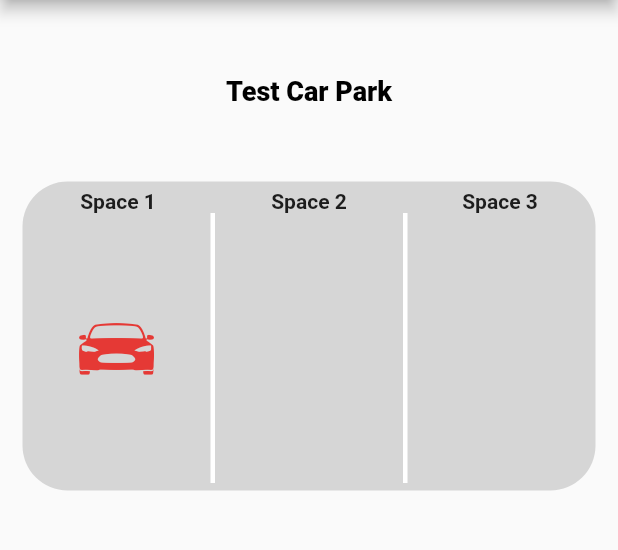
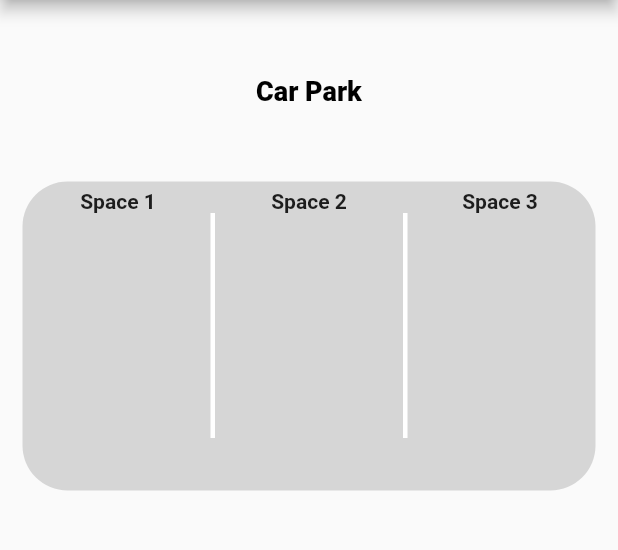
Before and after one commit to Enisco/park_monitor_app, a Flutter app: the screen it shows after launch, on a phone screen of 412 x 824 dp, the part 84-634 px from its top. Run offline on Flutter 3.47's test engine with Material 2 defaults, Android fonts, the phone set to English and light mode, and no system bars; our stand-ins replace get; missing offline and left inert: mqtt_client.

Commit message:
app completed

```diff
--- a/lib/main.dart
+++ b/lib/main.dart
@@ -4,7 +4,7 @@ import 'package:park_monitor_app/parks/view.dart';
 import 'package:get/get.dart';
 
 void main() {
-  final controller = Get.put(ParkingPageController());
+  final controller = Get.put(ParkingController());
   controller.mqttConnect();
   runApp(const MyApp());
 }
@@ -14,8 +14,8 @@ class MyApp extends StatelessWidget {
 
   @override
   Widget build(BuildContext context) {
-    return MaterialApp(
-      title: 'Flutter Demo',
+    return GetMaterialApp(
+      title: 'Car park monitoring system',
       debugShowCheckedModeBanner: false,
       theme: ThemeData(
         primarySwatch: Colors.purple,
--- a/lib/parks/controller.dart
+++ b/lib/parks/controller.dart
@@ -4,9 +4,22 @@ import 'package:mqtt_client/mqtt_server_client.dart';
 import 'dart:async';
 import 'dart:io';
 import 'package:mqtt_client/mqtt_client.dart';
-import 'package:park_monitor_app/variables_constant.dart';
 
-class ParkingPageController extends GetxController {
+class ParkingController extends GetxController {
+  String commandMessage = "";
+  int commandDigit = 0;
+  var receivedMessage = '000';
+  List<bool> spacesStates = [false, false, false];
+
+  /// MQTT EMQX Credentials
+  final client = MqttServerClient.withPort(
+      'broker.emqx.io', 'parkingsystem_client1', 1883);
+  var pongCount = 0, connStatus = 0;
+  String topic = 'futa/park/monitor';
+  final builder = MqttClientPayloadBuilder();
+// const subTopic = 'ParkingSystem/ReceiveFromField';
+
+  /// Functions
   Future<void> mqttConnect() async {
     Completer<MqttServerClient> completer = Completer();
 
@@ -55,11 +68,19 @@ class ParkingPageController extends GetxController {
     client.updates?.listen((List<MqttReceivedMessage<MqttMessage?>>? c) {
           final recMess = c![0].payload as MqttPublishMessage;
 
-          pt =
+          receivedMessage =
               MqttPublishPayload.bytesToStringAsString(recMess.payload.message);
 
-          print(
-              'EXAMPLE::Change notification:: topic is <${c[0].topic}>, payload is <-- $pt -->');
+          // print(
+          //     'EXAMPLE::Change notification:: topic is <${c[0].topic}>, payload is => $receivedMessage.');
+
+          String spaceNode = receivedMessage.substring(5, 6);
+          String spaceValue = receivedMessage.substring(19);
+          print('spaceNode: $spaceNode, spaceValue: $spaceValue');
+
+          spacesStates[int.parse(spaceNode) - 1] =
+              int.parse(spaceValue) < 200 ? true : false;
+          update();
         }) ??
         client.published?.listen((MqttPublishMessage message) {
           print(
--- a/lib/parks/view.dart
+++ b/lib/parks/view.dart
@@ -13,7 +13,7 @@ class ParkingPageView extends StatefulWidget {
 }
 
 class _ParkingPageViewState extends State<ParkingPageView> {
-  final controller = Get.put(ParkingPageController());
+  final controller = Get.put(ParkingController());
 
   @override
   Widget build(BuildContext context) {
@@ -32,7 +32,7 @@ class _ParkingPageViewState extends State<ParkingPageView> {
         children: [
           const SizedBox(height: 50),
           const Text(
-            'Test Car Park',
+            'Car Park',
             style: TextStyle(
                 color: Colors.black, fontSize: 18, fontWeight: FontWeight.w800),
           ),
@@ -76,35 +76,47 @@ class _ParkingPageViewState extends State<ParkingPageView> {
                     ),
                   ],
                 ),
-                Row(
+                GetBuilder<ParkingController>(
+              init: ParkingController(),
+              builder: (_controller) {
+                    return Row(
                       mainAxisAlignment: MainAxisAlignment.spaceEvenly,
                       children: [
-                    Icon(
+                        controller.spacesStates[0]
+                            ? Icon(
                                 CupertinoIcons.car_detailed,
                                 size: 50,
                                 color: Colors.red[600],
-                    ),
-                    divLine(),
-                    // Icon(
-                    //   CupertinoIcons.car_detailed,
-                    //   size: 50,
-                    //   color: Colors.green[800],
-                    // ),
-                    const SizedBox(
+                              )
+                            : const SizedBox(
                                 height: 50,
                                 width: 50,
                               ),
                         divLine(),
-                    // Icon(
-                    //   CupertinoIcons.car_detailed,
-                    //   size: 50,
-                    //   color: Colors.blue[800],
-                    // ),
-                    const SizedBox(
+                        controller.spacesStates[1]
+                            ? Icon(
+                                CupertinoIcons.car_detailed,
+                                size: 50,
+                                color: Colors.green[800],
+                              )
+                            : const SizedBox(
+                                height: 50,
+                                width: 50,
+                              ),
+                        divLine(),
+                        controller.spacesStates[2]
+                            ? Icon(
+                                CupertinoIcons.car_detailed,
+                                size: 50,
+                                color: Colors.blue[800],
+                              )
+                            : const SizedBox(
                                 height: 50,
                                 width: 50,
                               )
                       ],
+                    );
+                  }
                 ),
               ],
             ),
@@ -117,7 +129,7 @@ class _ParkingPageViewState extends State<ParkingPageView> {
 
 Widget divLine() {
   return Container(
-    height: 180,
+    height: 150,
     width: 3,
     color: Colors.white,
   );
--- a/lib/variables_constant.dart
+++ /dev/null
@@ -1,16 +0,0 @@
-import 'package:mqtt_client/mqtt_client.dart';
-import 'package:mqtt_client/mqtt_server_client.dart';
-// import 'package:shared_preferences/shared_preferences.dart';
-
-//Single devices widget
-String commandMessage = "";
-int commandDigit = 0;
-var pt = '000';
-
-//MQTT EMQX Credentials
-final client =
-    MqttServerClient.withPort('broker.emqx.io', 'parkingsystem_client1', 1883);
-var pongCount = 0, connStatus = 0;
-const topic = 'futa/park/monitor';
-final builder = MqttClientPayloadBuilder();
-// const subTopic = 'ParkingSystem/ReceiveFromField';
```
Also changed, not shown: lib/parks/model.dart (line endings or trailing spaces). Lines whose indentation alone changed are shown as unchanged.
